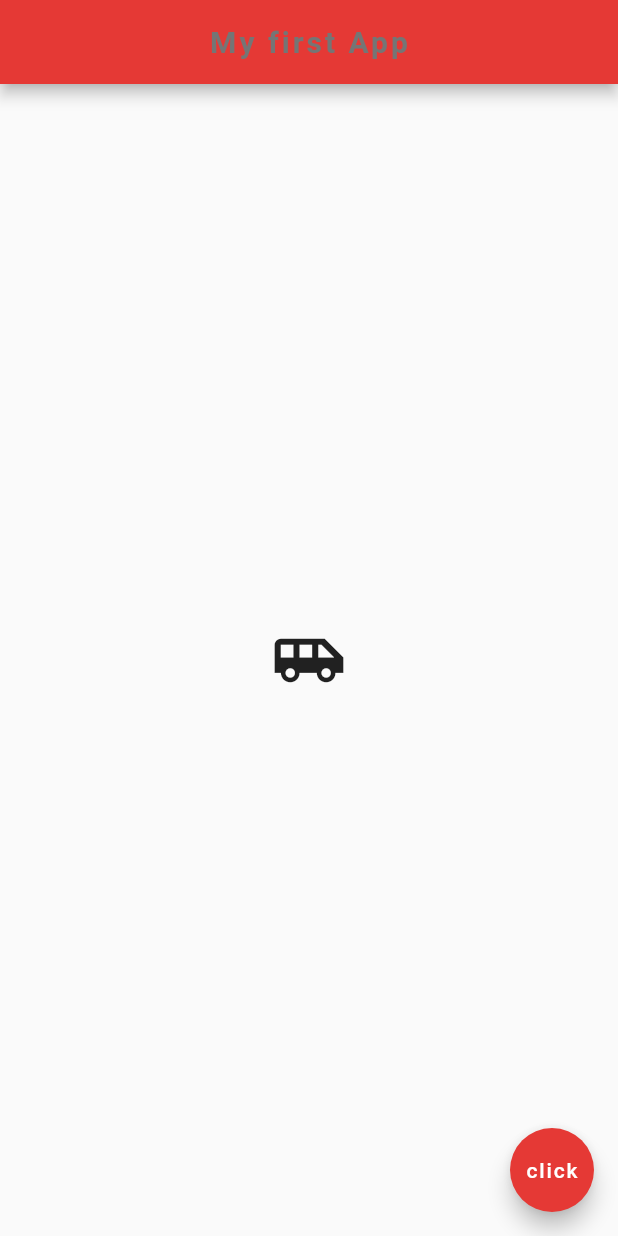
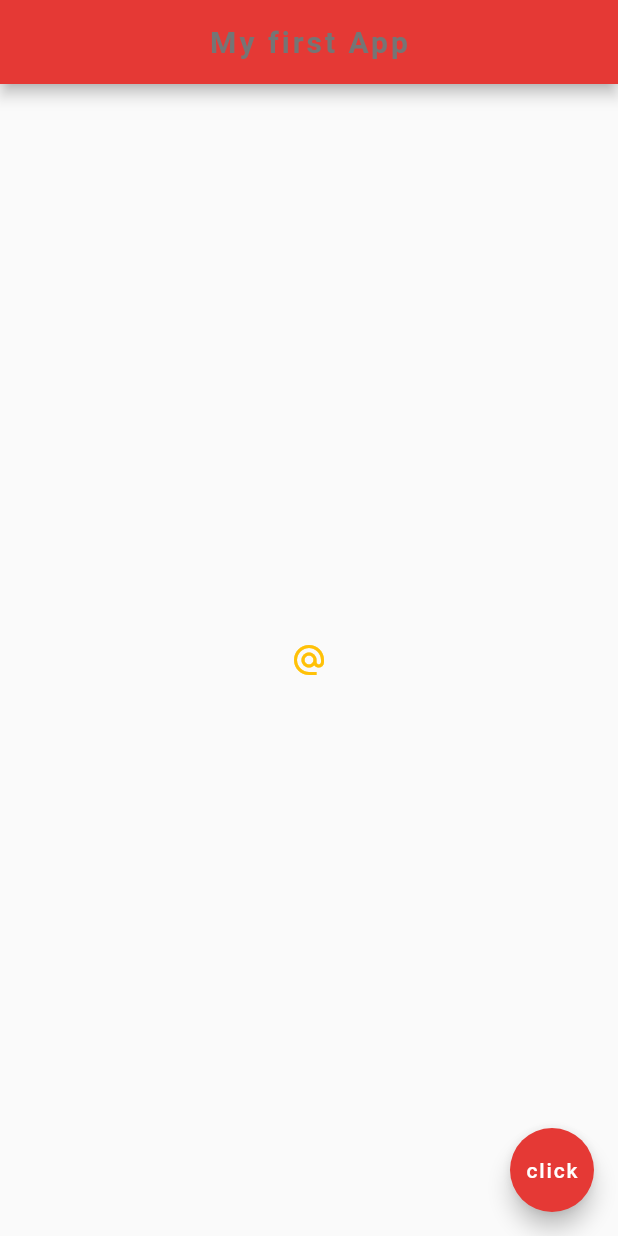
Before and after one commit to shamaahlawat/flutter-first-app, a Flutter app: the screen it shows after launch, on a phone screen of 412 x 824 dp. Run offline on Flutter 3.47's test engine with Material 2 defaults, Android fonts, the phone set to English and light mode, and no system bars.

Commit message:
buttons implemented

```diff
--- a/helloFlutter/lib/main.dart
+++ b/helloFlutter/lib/main.dart
@@ -34,10 +34,36 @@ class Home extends StatelessWidget { //ITS OUR OWN CUSTOM WIDGET ,WE CAN RESUE I
     //     // image: NetworkImage('https://scx2.b-cdn.net/gfx/news/hires/2019/2-nature.jpg'), //FOR NETWORK IMAGE
     //     // image:AssetImage('assets/shama.png') //why not working
     //     )
-    child:Icon(
-      Icons.airport_shuttle,
-      size:50.0
-    )
+    // child:Icon(
+    //   Icons.airport_shuttle,
+    //   size:50.0
+    // )
+
+    // BUTTONS
+
+      //  child:RaisedButton(
+      //    onPressed: () {
+      //      print('you clicked me');
+      //    },
+      //    child:Text('ckick me'),
+      //    color:Colors.lightBlue
+      //  )
+
+      //  child:RaisedButton.icon(
+      //    onPressed: () {
+      //      print('you clicked me');
+      //    },
+      //    icon: Icon(
+      //      Icons.mail
+      //    ),
+      //    label:Text('mail me'),
+      //    color:Colors.amber,
+      //  )
+
+      child:IconButton(
+        icon: Icon(Icons.alternate_email),
+         onPressed: () {},
+         color: Colors.amber,)
     ), //child of center widget
     floatingActionButton: FloatingActionButton(
       onPressed: () {},
```
